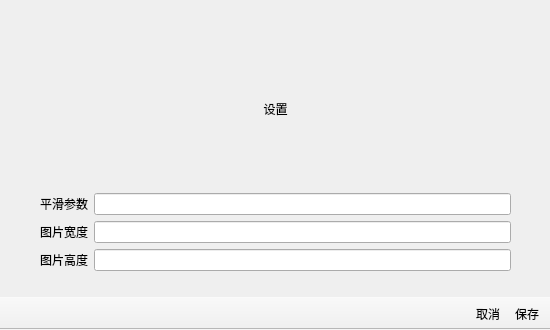
JikanHou/brainWave_FF, file settingswindow.ui: the form before one commit.
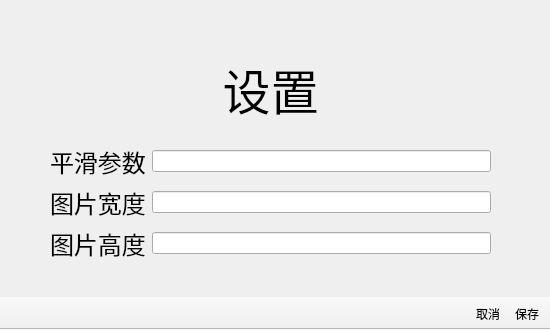
The form after the commit. Icons and pictures are not drawn.

```diff
--- a/settingswindow.ui
+++ b/settingswindow.ui
@@ -33,15 +33,20 @@
    <widget class="QWidget" name="layoutWidget">
     <property name="geometry">
      <rect>
-      <x>40</x>
-      <y>30</y>
-      <width>471</width>
-      <height>241</height>
+      <x>50</x>
+      <y>40</y>
+      <width>441</width>
+      <height>221</height>
      </rect>
     </property>
-    <layout class="QVBoxLayout" name="verticalLayout">
+    <layout class="QVBoxLayout" name="verticalLayout" stretch="1,1,1,1">
      <item>
       <widget class="QLabel" name="label">
+       <property name="font">
+        <font>
+         <pointsize>36</pointsize>
+        </font>
+       </property>
        <property name="text">
         <string>设置</string>
        </property>
@@ -54,6 +59,11 @@
       <layout class="QHBoxLayout" name="horizontalLayout">
        <item>
         <widget class="QLabel" name="label_2">
+         <property name="font">
+          <font>
+           <pointsize>18</pointsize>
+          </font>
+         </property>
          <property name="text">
           <string>平滑参数</string>
          </property>
@@ -68,6 +78,11 @@
       <layout class="QHBoxLayout" name="horizontalLayout_2">
        <item>
         <widget class="QLabel" name="label_3">
+         <property name="font">
+          <font>
+           <pointsize>18</pointsize>
+          </font>
+         </property>
          <property name="text">
           <string>图片宽度</string>
          </property>
@@ -82,6 +97,11 @@
       <layout class="QHBoxLayout" name="horizontalLayout_3">
        <item>
         <widget class="QLabel" name="label_4">
+         <property name="font">
+          <font>
+           <pointsize>18</pointsize>
+          </font>
+         </property>
          <property name="text">
           <string>图片高度</string>
          </property>
```
